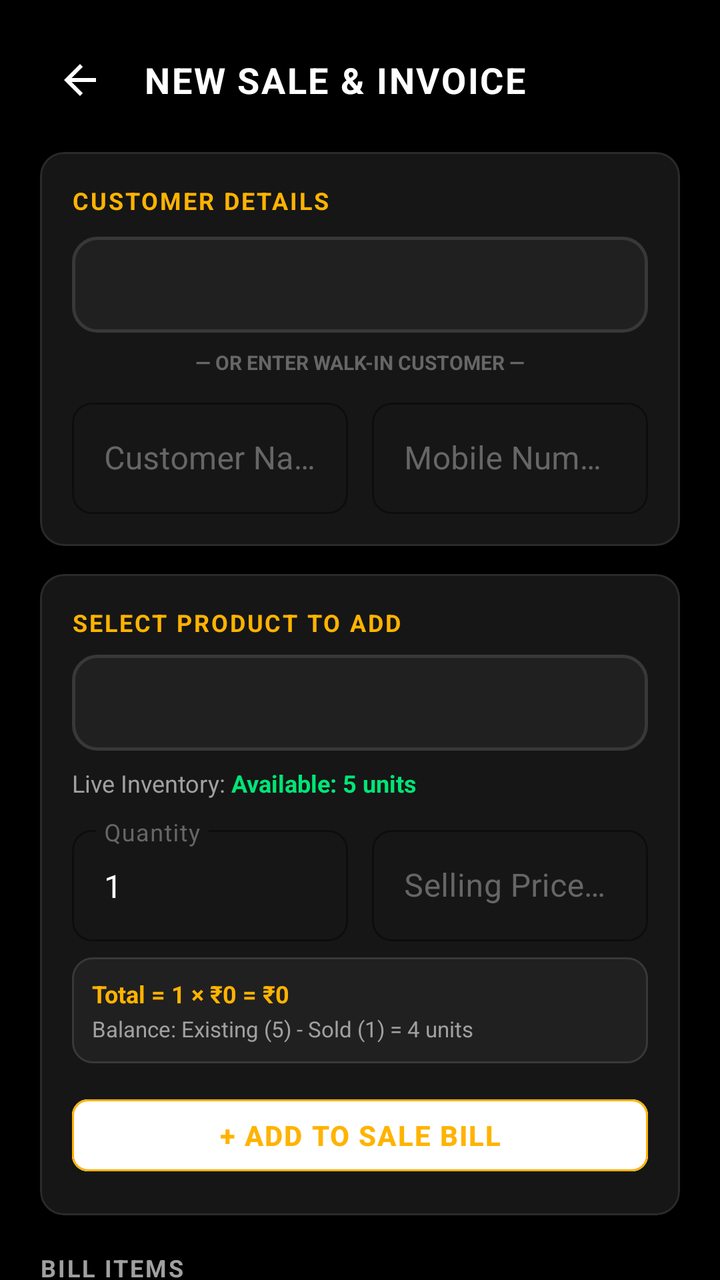
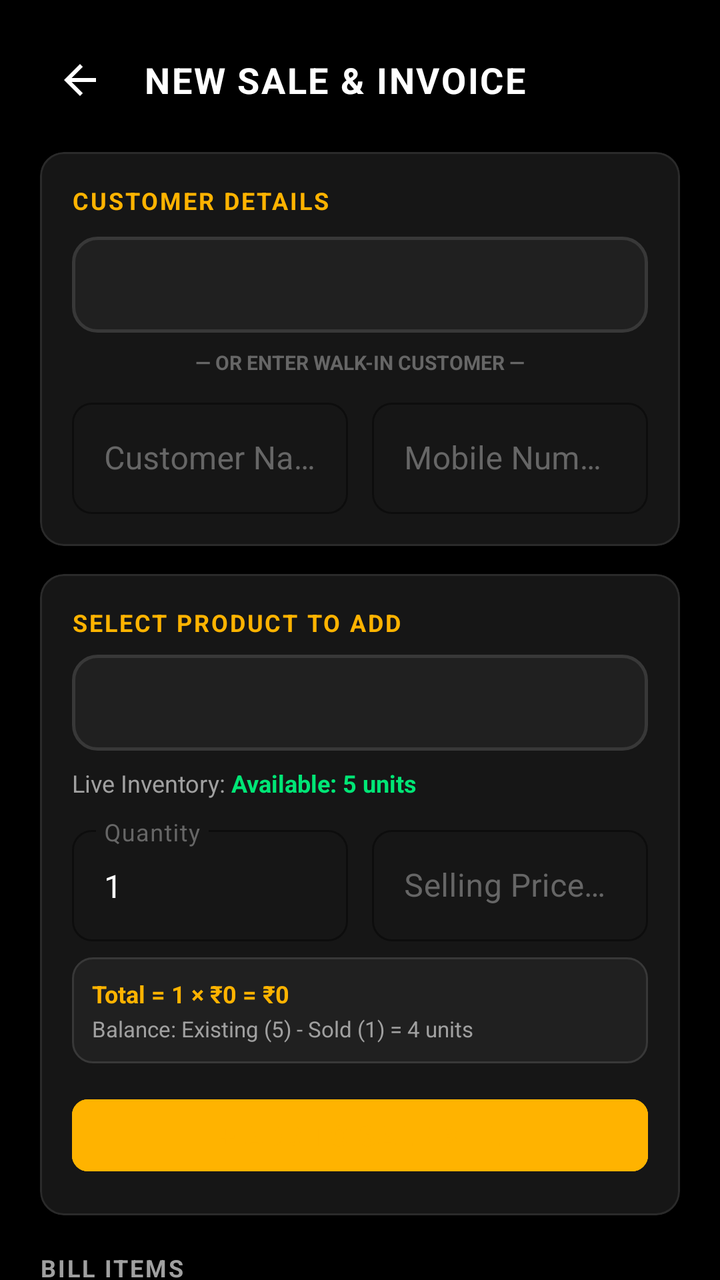

Compare the two renders of this Android layout. The source of the first and the diff that turns it into the second are given below.
<!-- AndroidManifest.xml: application theme Theme.IronParadiseGymCRM -->
<!-- res/layout/activity_new_sale.xml -->
<?xml version="1.0" encoding="utf-8"?>
<ScrollView xmlns:android="http://schemas.android.com/apk/res/android"
    xmlns:app="http://schemas.android.com/apk/res-auto"
    android:layout_width="match_parent"
    android:layout_height="match_parent"
    android:background="@color/bg_black"
    android:fillViewport="true">

    <LinearLayout
        android:layout_width="match_parent"
        android:layout_height="wrap_content"
        android:orientation="vertical"
        android:padding="20dp">

        
        <LinearLayout
            android:layout_width="match_parent"
            android:layout_height="wrap_content"
            android:orientation="horizontal"
            android:gravity="center_vertical">

            <ImageButton
                android:id="@+id/btnBack"
                android:layout_width="40dp"
                android:layout_height="40dp"
                android:background="?attr/selectableItemBackgroundBorderless"
                android:src="@drawable/ic_arrow_back"
                app:tint="@color/text_primary"
                android:contentDescription="Back" />

            <TextView
                android:layout_width="wrap_content"
                android:layout_height="wrap_content"
                android:layout_marginStart="12dp"
                android:text="NEW SALE &amp; INVOICE"
                android:textColor="@color/text_primary"
                android:textSize="18sp"
                android:textStyle="bold"
                android:letterSpacing="0.05" />
        </LinearLayout>

        
        <com.google.android.material.card.MaterialCardView
            android:layout_width="match_parent"
            android:layout_height="wrap_content"
            android:layout_marginTop="16dp"
            app:cardBackgroundColor="@color/bg_card"
            app:strokeColor="@color/border_color"
            app:strokeWidth="1dp"
            app:cardCornerRadius="12dp">

            <LinearLayout
                android:layout_width="match_parent"
                android:layout_height="wrap_content"
                android:orientation="vertical"
                android:padding="16dp">

                <TextView
                    android:layout_width="wrap_content"
                    android:layout_height="wrap_content"
                    android:text="CUSTOMER DETAILS"
                    android:textColor="@color/accent_gold"
                    android:textSize="12sp"
                    android:textStyle="bold"
                    android:letterSpacing="0.08" />

                
                <Spinner
                    android:id="@+id/spinnerCustomers"
                    android:layout_width="match_parent"
                    android:layout_height="48dp"
                    android:layout_marginTop="10dp"
                    android:background="@drawable/bg_quick_action"
                    android:paddingHorizontal="12dp" />

                <TextView
                    android:layout_width="wrap_content"
                    android:layout_height="wrap_content"
                    android:layout_gravity="center"
                    android:layout_marginTop="8dp"
                    android:text="— OR ENTER WALK-IN CUSTOMER —"
                    android:textColor="@color/text_muted"
                    android:textSize="10sp"
                    android:textStyle="bold" />

                <LinearLayout
                    android:layout_width="match_parent"
                    android:layout_height="wrap_content"
                    android:orientation="horizontal"
                    android:layout_marginTop="8dp">

                    <com.google.android.material.textfield.TextInputLayout
                        android:layout_width="0dp"
                        android:layout_height="wrap_content"
                        android:layout_weight="1"
                        android:layout_marginEnd="6dp">
                        <com.google.android.material.textfield.TextInputEditText
                            android:id="@+id/etCustomerName"
                            android:layout_width="match_parent"
                            android:layout_height="wrap_content"
                            android:hint="Customer Name"
                            android:textColor="@color/text_primary" />
                    </com.google.android.material.textfield.TextInputLayout>

                    <com.google.android.material.textfield.TextInputLayout
                        android:layout_width="0dp"
                        android:layout_height="wrap_content"
                        android:layout_weight="1"
                        android:layout_marginStart="6dp">
                        <com.google.android.material.textfield.TextInputEditText
                            android:id="@+id/etCustomerPhone"
                            android:layout_width="match_parent"
                            android:layout_height="wrap_content"
                            android:hint="Mobile Number"
                            android:inputType="phone"
                            android:textColor="@color/text_primary" />
                    </com.google.android.material.textfield.TextInputLayout>
                </LinearLayout>
            </LinearLayout>
        </com.google.android.material.card.MaterialCardView>

        
        <com.google.android.material.card.MaterialCardView
            android:layout_width="match_parent"
            android:layout_height="wrap_content"
            android:layout_marginTop="14dp"
            app:cardBackgroundColor="@color/bg_card"
            app:strokeColor="@color/border_color"
            app:strokeWidth="1dp"
            app:cardCornerRadius="12dp">

            <LinearLayout
                android:layout_width="match_parent"
                android:layout_height="wrap_content"
                android:orientation="vertical"
                android:padding="16dp">

                <TextView
                    android:layout_width="wrap_content"
                    android:layout_height="wrap_content"
                    android:text="SELECT PRODUCT TO ADD"
                    android:textColor="@color/accent_gold"
                    android:textSize="12sp"
                    android:textStyle="bold"
                    android:letterSpacing="0.08" />

                <Spinner
                    android:id="@+id/spinnerSaleProducts"
                    android:layout_width="match_parent"
                    android:layout_height="48dp"
                    android:layout_marginTop="8dp"
                    android:background="@drawable/bg_quick_action"
                    android:paddingHorizontal="12dp" />

                
                <LinearLayout
                    android:layout_width="match_parent"
                    android:layout_height="wrap_content"
                    android:orientation="horizontal"
                    android:gravity="center_vertical"
                    android:layout_marginTop="8dp">

                    <TextView
                        android:layout_width="wrap_content"
                        android:layout_height="wrap_content"
                        android:text="Live Inventory: "
                        android:textColor="@color/text_secondary"
                        android:textSize="12sp" />

                    <TextView
                        android:id="@+id/tvAvailableStockNotice"
                        android:layout_width="wrap_content"
                        android:layout_height="wrap_content"
                        android:text="Available: 5 units"
                        android:textColor="@color/accent_green"
                        android:textSize="12sp"
                        android:textStyle="bold" />
                </LinearLayout>

                
                <LinearLayout
                    android:id="@+id/layoutStockError"
                    android:layout_width="match_parent"
                    android:layout_height="wrap_content"
                    android:orientation="horizontal"
                    android:gravity="center_vertical"
                    android:layout_marginTop="8dp"
                    android:background="@drawable/bg_badge_out_of_stock"
                    android:padding="10dp"
                    android:visibility="gone">

                    <ImageView
                        android:layout_width="20dp"
                        android:layout_height="20dp"
                        android:src="@drawable/ic_warning"
                        app:tint="@color/accent_red" />

                    <TextView
                        android:id="@+id/tvStockErrorText"
                        android:layout_width="wrap_content"
                        android:layout_height="wrap_content"
                        android:layout_marginStart="8dp"
                        android:text="Insufficient Stock! Available: 3, Requested: 5"
                        android:textColor="@color/accent_red"
                        android:textSize="12sp"
                        android:textStyle="bold" />
                </LinearLayout>

                <LinearLayout
                    android:layout_width="match_parent"
                    android:layout_height="wrap_content"
                    android:orientation="horizontal"
                    android:layout_marginTop="10dp">

                    <com.google.android.material.textfield.TextInputLayout
                        android:layout_width="0dp"
                        android:layout_height="wrap_content"
                        android:layout_weight="1"
                        android:layout_marginEnd="6dp">
                        <com.google.android.material.textfield.TextInputEditText
                            android:id="@+id/etSaleQuantity"
                            android:layout_width="match_parent"
                            android:layout_height="wrap_content"
                            android:hint="Quantity"
                            android:inputType="number"
                            android:text="1"
                            android:textColor="@color/text_primary" />
                    </com.google.android.material.textfield.TextInputLayout>

                    <com.google.android.material.textfield.TextInputLayout
                        android:layout_width="0dp"
                        android:layout_height="wrap_content"
                        android:layout_weight="1"
                        android:layout_marginStart="6dp">
                        <com.google.android.material.textfield.TextInputEditText
                            android:id="@+id/etSalePrice"
                            android:layout_width="match_parent"
                            android:layout_height="wrap_content"
                            android:hint="Selling Price (₹)"
                            android:inputType="numberDecimal"
                            android:textColor="@color/text_primary" />
                    </com.google.android.material.textfield.TextInputLayout>
                </LinearLayout>

                
                <LinearLayout
                    android:id="@+id/layoutSaleCalcPreview"
                    android:layout_width="match_parent"
                    android:layout_height="wrap_content"
                    android:orientation="vertical"
                    android:background="@drawable/bg_card_elevated"
                    android:padding="10dp"
                    android:layout_marginTop="8dp">

                    <TextView
                        android:id="@+id/tvSaleCalcFormula"
                        android:layout_width="wrap_content"
                        android:layout_height="wrap_content"
                        android:text="Total = 1 × ₹0 = ₹0"
                        android:textColor="@color/accent_gold"
                        android:textSize="12sp"
                        android:textStyle="bold" />

                    <TextView
                        android:id="@+id/tvSaleBalanceImpact"
                        android:layout_width="wrap_content"
                        android:layout_height="wrap_content"
                        android:layout_marginTop="2dp"
                        android:text="Balance: Existing (5) - Sold (1) = 4 units"
                        android:textColor="@color/text_secondary"
                        android:textSize="11sp" />
                </LinearLayout>

                <com.google.android.material.button.MaterialButton
                    android:id="@+id/btnAddItemToCart"
                    style="@style/Widget.MaterialComponents.Button.OutlinedButton"
                    android:layout_width="match_parent"
                    android:layout_height="48dp"
                    android:layout_marginTop="12dp"
                    android:text="+ ADD TO SALE BILL"
                    android:textColor="@color/accent_gold"
                    android:textStyle="bold"
                    app:strokeColor="@color/accent_gold"
                    app:cornerRadius="8dp" />
            </LinearLayout>
        </com.google.android.material.card.MaterialCardView>

        
        <TextView
            android:layout_width="wrap_content"
            android:layout_height="wrap_content"
            android:layout_marginTop="18dp"
            android:text="BILL ITEMS"
            android:textColor="@color/text_secondary"
            android:textSize="12sp"
            android:textStyle="bold"
            android:letterSpacing="0.08" />

        <LinearLayout
            android:id="@+id/layoutCartItemsContainer"
            android:layout_width="match_parent"
            android:layout_height="wrap_content"
            android:orientation="vertical"
            android:layout_marginTop="8dp" />

        <TextView
            android:id="@+id/tvEmptyCart"
            android:layout_width="match_parent"
            android:layout_height="wrap_content"
            android:text="No supplements added to this sale yet."
            android:textColor="@color/text_muted"
            android:gravity="center"
            android:padding="16dp" />

        
        <com.google.android.material.card.MaterialCardView
            android:layout_width="match_parent"
            android:layout_height="wrap_content"
            android:layout_marginTop="14dp"
            app:cardBackgroundColor="@color/bg_card"
            app:strokeColor="@color/border_color"
            app:strokeWidth="1dp"
            app:cardCornerRadius="12dp">

            <LinearLayout
                android:layout_width="match_parent"
                android:layout_height="wrap_content"
                android:orientation="vertical"
                android:padding="16dp">

                <LinearLayout
                    android:layout_width="match_parent"
                    android:layout_height="wrap_content"
                    android:orientation="horizontal">
                    <TextView
                        android:layout_width="0dp"
                        android:layout_height="wrap_content"
                        android:layout_weight="1"
                        android:text="Subtotal"
                        android:textColor="@color/text_secondary"
                        android:textSize="14sp" />
                    <TextView
                        android:id="@+id/tvSubtotal"
                        android:layout_width="wrap_content"
                        android:layout_height="wrap_content"
                        android:text="₹0"
                        android:textColor="@color/text_primary"
                        android:textSize="14sp"
                        android:textStyle="bold" />
                </LinearLayout>

                <LinearLayout
                    android:id="@+id/layoutDiscountRow"
                    android:layout_width="match_parent"
                    android:layout_height="wrap_content"
                    android:orientation="horizontal"
                    android:gravity="center_vertical"
                    android:layout_marginTop="10dp">
                    <TextView
                        android:layout_width="0dp"
                        android:layout_height="wrap_content"
                        android:layout_weight="1"
                        android:text="Discount (₹)"
                        android:textColor="@color/text_secondary"
                        android:textSize="14sp" />
                    <EditText
                        android:id="@+id/etDiscount"
                        android:layout_width="100dp"
                        android:layout_height="40dp"
                        android:inputType="numberDecimal"
                        android:text="0"
                        android:textColor="@color/text_primary"
                        android:textSize="14sp"
                        android:gravity="end|center_vertical"
                        android:background="@drawable/bg_quick_action"
                        android:paddingHorizontal="8dp" />
                </LinearLayout>

                <View
                    android:layout_width="match_parent"
                    android:layout_height="1dp"
                    android:layout_marginVertical="12dp"
                    android:background="@color/border_color" />

                <LinearLayout
                    android:layout_width="match_parent"
                    android:layout_height="wrap_content"
                    android:orientation="horizontal"
                    android:gravity="center_vertical">
                    <TextView
                        android:layout_width="0dp"
                        android:layout_height="wrap_content"
                        android:layout_weight="1"
                        android:text="GRAND TOTAL"
                        android:textColor="@color/text_primary"
                        android:textSize="16sp"
                        android:textStyle="bold" />
                    <TextView
                        android:id="@+id/tvGrandTotal"
                        android:layout_width="wrap_content"
                        android:layout_height="wrap_content"
                        android:text="₹0"
                        android:textColor="@color/accent_gold"
                        android:textSize="22sp"
                        android:textStyle="bold" />
                </LinearLayout>

                
                <TextView
                    android:layout_width="wrap_content"
                    android:layout_height="wrap_content"
                    android:layout_marginTop="16dp"
                    android:text="PAYMENT METHOD"
                    android:textColor="@color/text_secondary"
                    android:textSize="11sp"
                    android:textStyle="bold" />

                <Spinner
                    android:id="@+id/spinnerPaymentMethod"
                    android:layout_width="match_parent"
                    android:layout_height="48dp"
                    android:layout_marginTop="6dp"
                    android:background="@drawable/bg_quick_action"
                    android:paddingHorizontal="12dp" />

            </LinearLayout>
        </com.google.android.material.card.MaterialCardView>

        
        <com.google.android.material.button.MaterialButton
            android:id="@+id/btnConfirmSale"
            android:layout_width="match_parent"
            android:layout_height="56dp"
            android:layout_marginTop="20dp"
            android:layout_marginBottom="30dp"
            android:text="CONFIRM SALE &amp; GENERATE INVOICE"
            android:textColor="@color/bg_black"
            android:textStyle="bold"
            android:textSize="14sp"
            app:backgroundTint="@color/text_primary"
            app:cornerRadius="12dp" />

    </LinearLayout>
</ScrollView>
<!-- resources referenced by this layout -->
<resources>
  <color name="accent_gold">#FFB300</color>
  <color name="accent_green">#00E676</color>
  <color name="accent_red">#FF4D4D</color>
  <color name="bg_black">#000000</color>
  <color name="bg_card">#161616</color>
  <color name="border_color">#2A2A2A</color>
  <color name="text_muted">#666666</color>
  <color name="text_primary">#FFFFFF</color>
  <color name="text_secondary">#A0A0A0</color>
  <!-- drawable bg_card_elevated (drawable) -->
  <?xml version="1.0" encoding="utf-8"?>
  <shape xmlns:android="http://schemas.android.com/apk/res/android"
      android:shape="rectangle">
      <solid android:color="@color/bg_card_elevated" />
      <corners android:radius="10dp" />
      <stroke android:width="1dp" android:color="@color/border_light" />
  </shape>
  <style name="Theme.IronParadiseGymCRM" parent="Theme.MaterialComponents.DayNight.NoActionBar">
          
          <item name="colorPrimary">@color/text_primary</item>
          <item name="colorPrimaryVariant">@color/bg_card_elevated</item>
          <item name="colorOnPrimary">@color/bg_black</item>
          
          
          <item name="colorSecondary">@color/accent_gold</item>
          <item name="colorSecondaryVariant">@color/accent_gold_dark</item>
          <item name="colorOnSecondary">@color/bg_black</item>
          
          
          <item name="android:windowBackground">@color/bg_black</item>
          <item name="colorSurface">@color/bg_card</item>
          <item name="colorOnSurface">@color/text_primary</item>
          <item name="android:colorBackground">@color/bg_black</item>
          
          
          <item name="android:statusBarColor">@color/bg_black</item>
          <item name="android:windowLightStatusBar">false</item>
          <item name="android:navigationBarColor">@color/bg_black</item>
  
          
          <item name="cardViewStyle">@style/IronCardView</item>
          <item name="textInputStyle">@style/IronTextInput</item>
          <item name="materialButtonStyle">@style/IronButtonPrimary</item>
      </style>
  <color name="badge_out_of_stock_bg">#3E1818</color>
  <color name="badge_out_of_stock_text">#FF4D4D</color>
  <color name="bg_card_elevated">#202020</color>
  <color name="border_light">#383838</color>
  <color name="ripple_white">#22FFFFFF</color>
  <color name="accent_gold_dark">#C68400</color>
  <style name="IronCardView" parent="Widget.MaterialComponents.CardView">
          <item name="cardBackgroundColor">@color/bg_card</item>
          <item name="cardCornerRadius">12dp</item>
          <item name="cardElevation">0dp</item>
          <item name="strokeColor">@color/border_color</item>
          <item name="strokeWidth">1dp</item>
      </style>
  <style name="IronButtonPrimary" parent="Widget.MaterialComponents.Button">
          <item name="android:backgroundTint">@color/text_primary</item>
          <item name="android:textColor">@color/bg_black</item>
          <item name="android:textStyle">bold</item>
          <item name="cornerRadius">10dp</item>
          <item name="android:textAllCaps">false</item>
          <item name="android:letterSpacing">0.05</item>
          <item name="android:paddingTop">12dp</item>
          <item name="android:paddingBottom">12dp</item>
      </style>
  <!-- unchanged entries left out for length: 5 -->
</resources>

<!-- the commit's change to res/layout/activity_new_sale.xml (unified diff, before → after) -->
@@ -437,7 +437,7 @@
             android:textColor="@color/bg_black"
             android:textStyle="bold"
             android:textSize="14sp"
-            app:backgroundTint="@color/text_primary"
+            app:backgroundTint="@color/accent_gold"
             app:cornerRadius="12dp" />
 
     </LinearLayout>
<!-- resource entries referenced after the edit -->
@@ -19,8 +19,8 @@
   </shape>
   <style name="Theme.IronParadiseGymCRM" parent="Theme.MaterialComponents.DayNight.NoActionBar">
           
-          <item name="colorPrimary">@color/text_primary</item>
-          <item name="colorPrimaryVariant">@color/bg_card_elevated</item>
+          <item name="colorPrimary">@color/accent_gold</item>
+          <item name="colorPrimaryVariant">@color/accent_gold_dark</item>
           <item name="colorOnPrimary">@color/bg_black</item>
           
           
@@ -43,6 +43,7 @@
           <item name="cardViewStyle">@style/IronCardView</item>
           <item name="textInputStyle">@style/IronTextInput</item>
           <item name="materialButtonStyle">@style/IronButtonPrimary</item>
+          <item name="materialButtonOutlinedStyle">@style/IronButtonSecondary</item>
       </style>
   <color name="badge_out_of_stock_bg">#3E1818</color>
   <color name="badge_out_of_stock_text">#FF4D4D</color>
@@ -58,7 +59,8 @@
           <item name="strokeWidth">1dp</item>
       </style>
   <style name="IronButtonPrimary" parent="Widget.MaterialComponents.Button">
-          <item name="android:backgroundTint">@color/text_primary</item>
+          <item name="android:backgroundTint">@color/accent_gold</item>
+          <item name="backgroundTint">@color/accent_gold</item>
           <item name="android:textColor">@color/bg_black</item>
           <item name="android:textStyle">bold</item>
           <item name="cornerRadius">10dp</item>
@@ -67,6 +69,15 @@
           <item name="android:paddingTop">12dp</item>
           <item name="android:paddingBottom">12dp</item>
       </style>
+  <style name="IronButtonSecondary" parent="Widget.MaterialComponents.Button.OutlinedButton">
+          <item name="android:backgroundTint">@android:color/transparent</item>
+          <item name="backgroundTint">@android:color/transparent</item>
+          <item name="strokeColor">@color/border_light</item>
+          <item name="strokeWidth">1.5dp</item>
+          <item name="android:textColor">@color/accent_gold</item>
+          <item name="cornerRadius">10dp</item>
+          <item name="android:textAllCaps">false</item>
+      </style>
   <!-- unchanged entries left out for length: 5 -->
 </resources>
 
